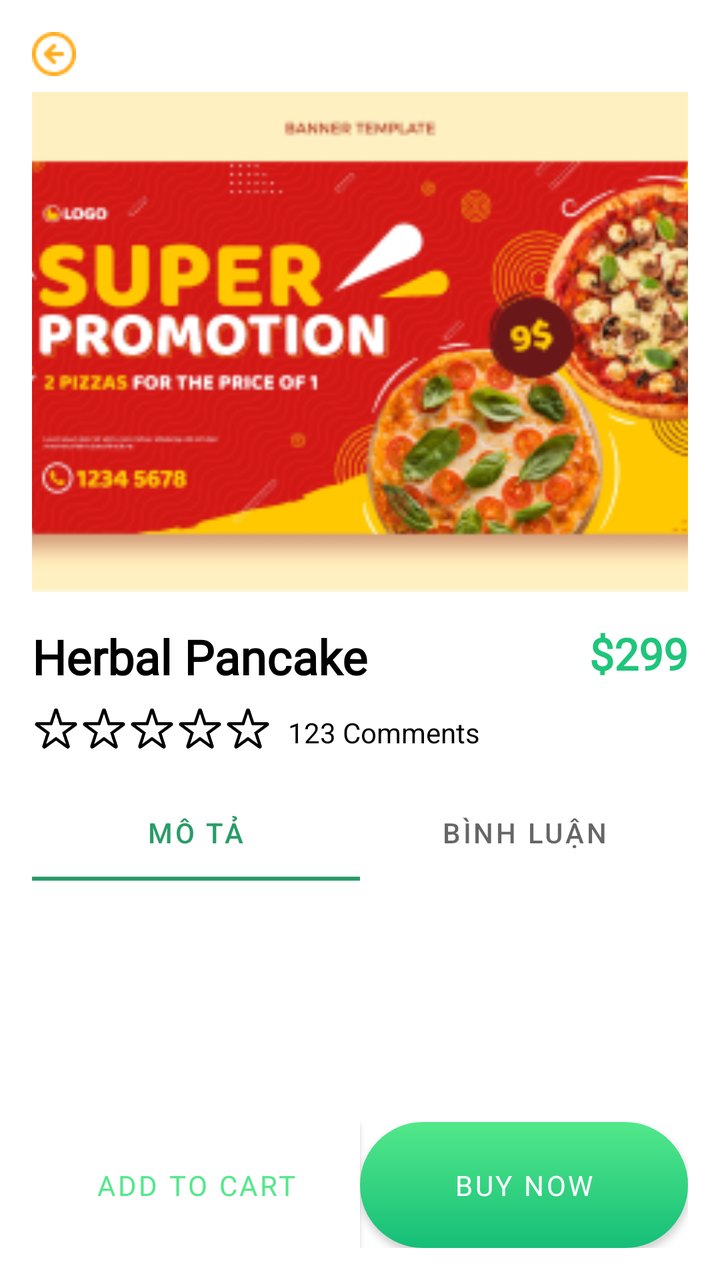
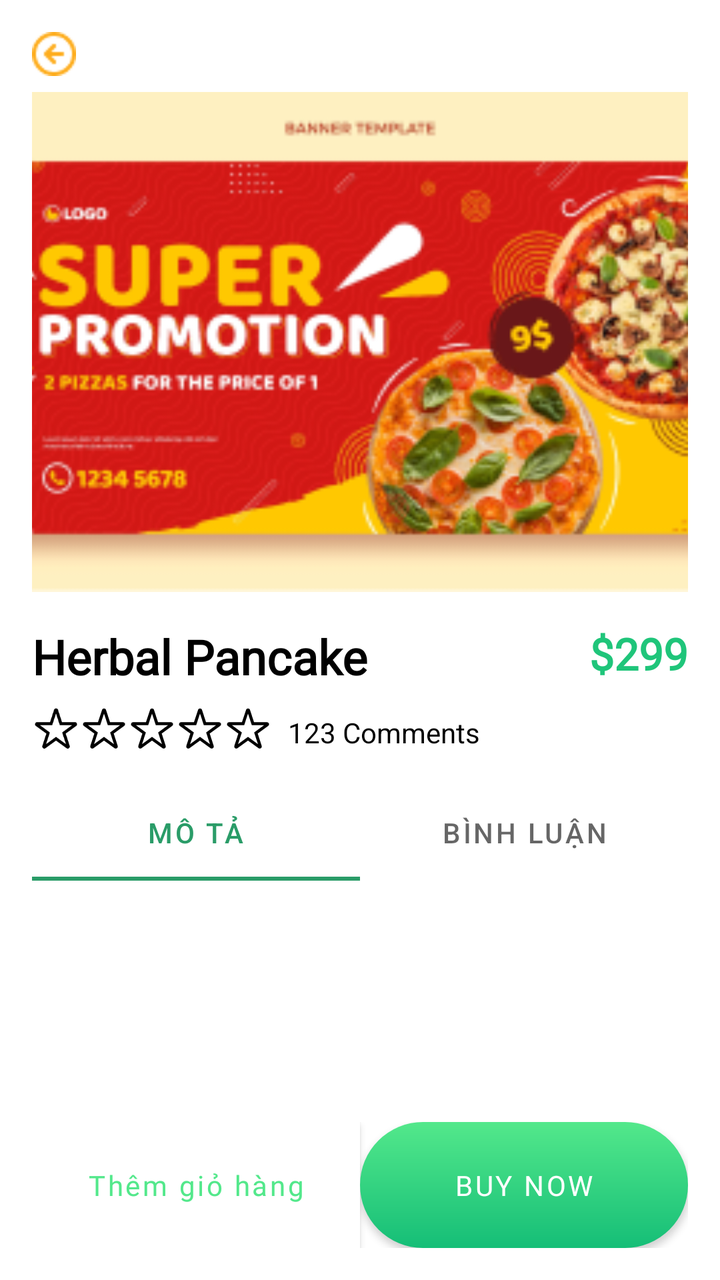

Before-and-after screenshots of an Android layout around one commit, followed by the original layout XML and the change that was made.
<!-- AndroidManifest.xml: application theme Theme.MyApplication -->
<!-- res/layout/activity_product_detail.xml -->
<androidx.constraintlayout.widget.ConstraintLayout xmlns:android="http://schemas.android.com/apk/res/android"
    xmlns:app="http://schemas.android.com/apk/res-auto"
    xmlns:tools="http://schemas.android.com/tools"
    android:layout_width="match_parent"
    android:layout_height="match_parent"
    tools:context=".ProductDetailActivity">

    
    <ImageView
        android:id="@+id/backBtn"
        android:layout_width="wrap_content"
        android:layout_height="wrap_content"
        android:layout_marginStart="16dp"
        android:layout_marginTop="16dp"
        app:layout_constraintStart_toStartOf="parent"
        app:layout_constraintTop_toTopOf="parent"
        app:srcCompat="@drawable/arrowleft" />

    
    <ImageView
        android:id="@+id/imageProduct"
        android:layout_width="0dp"
        android:layout_height="250dp"
        android:layout_marginTop="8dp"
        android:layout_marginStart="16dp"
        android:layout_marginEnd="16dp"
        app:layout_constraintEnd_toEndOf="parent"
        app:layout_constraintStart_toStartOf="parent"
        app:layout_constraintTop_toBottomOf="@id/backBtn"
        android:scaleType="centerCrop"
        app:srcCompat="@drawable/banner1" />

    
    <androidx.constraintlayout.widget.ConstraintLayout
        android:id="@+id/productInfoContainer"
        android:layout_width="0dp"
        android:layout_height="wrap_content"
        android:layout_marginStart="16dp"
        android:layout_marginEnd="16dp"
        android:layout_marginTop="16dp"
        app:layout_constraintEnd_toEndOf="parent"
        app:layout_constraintStart_toStartOf="parent"
        app:layout_constraintTop_toBottomOf="@id/imageProduct">

        
        <TextView
            android:id="@+id/nameProduct"
            android:layout_width="0dp"
            android:layout_height="wrap_content"
            android:ellipsize="end"
            android:maxLines="1"
            android:text="Herbal Pancake"
            android:textColor="@android:color/black"
            android:textSize="24sp"
            android:fontFamily="@font/yeonsung_regular"
            android:textStyle="bold"
            app:layout_constraintEnd_toStartOf="@id/priceProduct"
            app:layout_constraintStart_toStartOf="parent"
            app:layout_constraintTop_toTopOf="parent"
            android:layout_marginBottom="8dp"/>

        
        <TextView
            android:id="@+id/priceProduct"
            android:layout_width="wrap_content"
            android:layout_height="wrap_content"
            android:text="$299"
            android:textColor="@color/textColor"
            android:fontFamily="@font/yeonsung_regular"
            android:textSize="22sp"
            android:textStyle="bold"
            app:layout_constraintEnd_toEndOf="parent"
            app:layout_constraintTop_toTopOf="parent"
            android:layout_marginBottom="8dp"/>

    </androidx.constraintlayout.widget.ConstraintLayout>

    
    <LinearLayout
        android:id="@+id/starAndCommentContainer"
        android:layout_width="0dp"
        android:layout_height="wrap_content"
        android:orientation="horizontal"
        android:layout_marginStart="16dp"
        android:layout_marginTop="8dp"
        app:layout_constraintStart_toStartOf="parent"
        app:layout_constraintTop_toBottomOf="@id/productInfoContainer"
        app:layout_constraintEnd_toEndOf="parent">

        
        <LinearLayout
            android:orientation="horizontal"
            android:layout_height="wrap_content"
            android:layout_width="wrap_content">

            <ImageView
                android:id="@+id/star1"
                android:layout_width="24dp"
                android:layout_height="24dp"
                app:srcCompat="@drawable/ic_star" />

            <ImageView
                android:id="@+id/star2"
                android:layout_width="24dp"
                android:layout_height="24dp"
                app:srcCompat="@drawable/ic_star" />

            <ImageView
                android:id="@+id/star3"
                android:layout_width="24dp"
                android:layout_height="24dp"
                app:srcCompat="@drawable/ic_star" />

            <ImageView
                android:id="@+id/star4"
                android:layout_width="24dp"
                android:layout_height="24dp"
                app:srcCompat="@drawable/ic_star" />

            <ImageView
                android:id="@+id/star5"
                android:layout_width="24dp"
                android:layout_height="24dp"
                app:srcCompat="@drawable/ic_star" />
        </LinearLayout>

        
        <TextView
            android:layout_marginTop="2dp"
            android:id="@+id/textViewCommentCount"
            android:layout_width="wrap_content"
            android:layout_height="wrap_content"
            android:text="123 Comments"
            android:textColor="@android:color/black"
            android:textSize="14sp"
            android:layout_marginStart="8dp"
            android:layout_gravity="center_vertical"/>
    </LinearLayout>

    <LinearLayout
        android:id="@+id/linear_button"
        android:layout_width="0dp"
        android:padding="16dp"
        android:layout_height="wrap_content"
        android:orientation="horizontal"
        app:layout_constraintBottom_toBottomOf="parent"
        app:layout_constraintEnd_toEndOf="parent"
        app:layout_constraintStart_toStartOf="parent">

        
        <Button
            android:id="@+id/buttonAddtoCart"
            android:layout_width="0dp"
            android:layout_height="wrap_content"
            android:layout_weight="1"
            android:background="@android:color/white"
            android:padding="16dp"
            android:text="ADD TO CART"
            app:fontFamily="@font/poppins_semi"
            android:textAllCaps="false"
            app:backgroundTint="@null"
            android:textColor="@color/primary"
            android:textSize="14sp" />


        <Button
            android:id="@+id/buttonBuyNow"
            android:layout_width="0dp"
            android:layout_height="wrap_content"
            android:layout_weight="1"
            android:text="BUY NOW"
            app:fontFamily="@font/poppins_semi"
            android:padding="16dp"
            android:background="@drawable/addtocartshape"
            android:textAllCaps="false"
            app:backgroundTint="@null"
            android:textColor="@color/white"
            android:textSize="14sp" />

    </LinearLayout>


    <RelativeLayout
        android:layout_width="0dp"
        android:layout_height="0dp"
        app:layout_constraintTop_toBottomOf="@id/starAndCommentContainer"
        app:layout_constraintBottom_toTopOf="@id/linear_button"
        app:layout_constraintEnd_toEndOf="parent"
        app:layout_constraintStart_toStartOf="parent"
        android:layout_margin="16dp">

        <com.google.android.material.tabs.TabLayout
            android:id="@+id/tab_layout"
            android:layout_width="match_parent"
            android:layout_height="wrap_content">

            <com.google.android.material.tabs.TabItem
                android:layout_width="match_parent"
                android:layout_height="wrap_content"
                android:text="Mô tả" />

            <com.google.android.material.tabs.TabItem
                android:layout_width="match_parent"
                android:layout_height="wrap_content"
                android:text="Bình luận" />
        </com.google.android.material.tabs.TabLayout>

        <androidx.viewpager2.widget.ViewPager2
            android:id="@+id/view_pager"
            android:layout_width="match_parent"
            android:layout_height="match_parent"
            android:layout_below="@id/tab_layout" />
    </RelativeLayout>

</androidx.constraintlayout.widget.ConstraintLayout>
<!-- resources referenced by this layout -->
<resources>
  <color name="primary">#53E88B</color>
  <color name="textColor">#1FC57A</color>
  <color name="white">#FFFFFFFF</color>
  <!-- drawable addtocartshape (drawable) -->
  <shape xmlns:android="http://schemas.android.com/apk/res/android">
      <gradient
          android:startColor="#15BE77"
          android:endColor="#53E88B"
          android:angle="90" />
      <corners android:radius="40dp" />
  </shape>
  <!-- drawable arrowleft: png bitmap (drawable-v24, 683 bytes) -->
  <!-- drawable banner1: png bitmap (drawable-v24, 76493 bytes) -->
  <!-- drawable ic_star (drawable) -->
  <vector xmlns:android="http://schemas.android.com/apk/res/android"
      android:width="800dp"
      android:height="800dp"
      android:viewportWidth="32"
      android:viewportHeight="32">
    <path
        android:pathData="M28.61,11.67L20,11.67l-2.66,-8.2a1.39,1.39 0,0 0,-2.64 0L12,11.67L3.39,11.67a1.39,1.39 0,0 0,-0.82 2.51l7,5.07L6.89,27.46a1.39,1.39 0,0 0,1.32 1.82A1.43,1.43 0,0 0,9 29l7,-5.07L23,29a1.43,1.43 0,0 0,0.81 0.27,1.39 1.39,0 0,0 1.32,-1.82l-2.66,-8.21 7,-5.07A1.39,1.39 0,0 0,28.61 11.67ZM21.27,17.67 L20.1,18.53 20.54,19.91 22.63,26.32 17.18,22.32L16,21.46l-1.18,0.86 -5.45,4 2.09,-6.41 0.44,-1.38 -1.17,-0.86 -5.45,-4h8.19l0.45,-1.38L16,5.89l2.08,6.4 0.45,1.38h8.19Z"
        android:fillColor="#000000"/>
  </vector>
  <style name="Theme.MyApplication" parent="Theme.MaterialComponents.DayNight.NoActionBar">
          
          <item name="colorPrimary">@color/purple_500</item>
          <item name="colorPrimaryVariant">@color/purple_700</item>
          <item name="colorOnPrimary">@color/white</item>
          
          <item name="colorSecondary">@color/teal_200</item>
          <item name="colorSecondaryVariant">@color/teal_700</item>
          <item name="colorOnSecondary">@color/black</item>
  
          
          <item name="android:statusBarColor" tools:targetApi="l">?attr/colorPrimaryVariant</item>
          
      </style>
  <color name="purple_500">#2A9C68</color>
  <color name="purple_700">#6200EE</color>
  <color name="teal_200">#03DAC5</color>
  <color name="teal_700">#018786</color>
  <color name="black">#FF000000</color>
</resources>

<!-- the commit's change to res/layout/activity_product_detail.xml (unified diff, before → after) -->
@@ -155,7 +155,7 @@
             android:layout_weight="1"
             android:background="@android:color/white"
             android:padding="16dp"
-            android:text="ADD TO CART"
+            android:text="Thêm giỏ hàng"
             app:fontFamily="@font/poppins_semi"
             android:textAllCaps="false"
             app:backgroundTint="@null"
